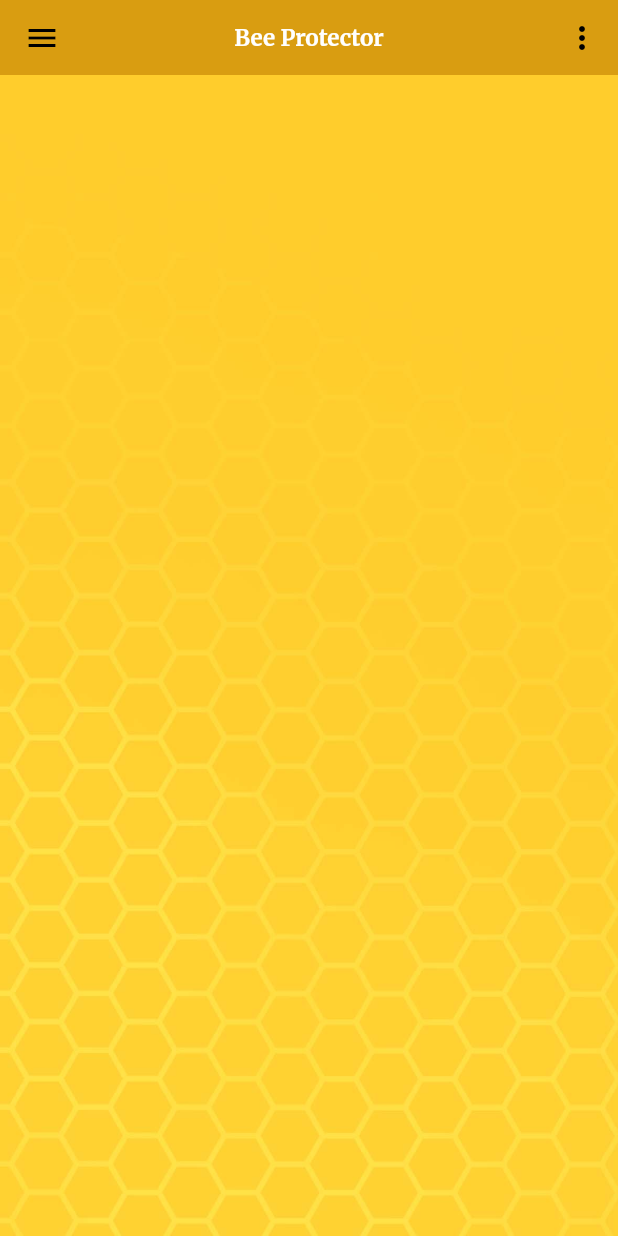
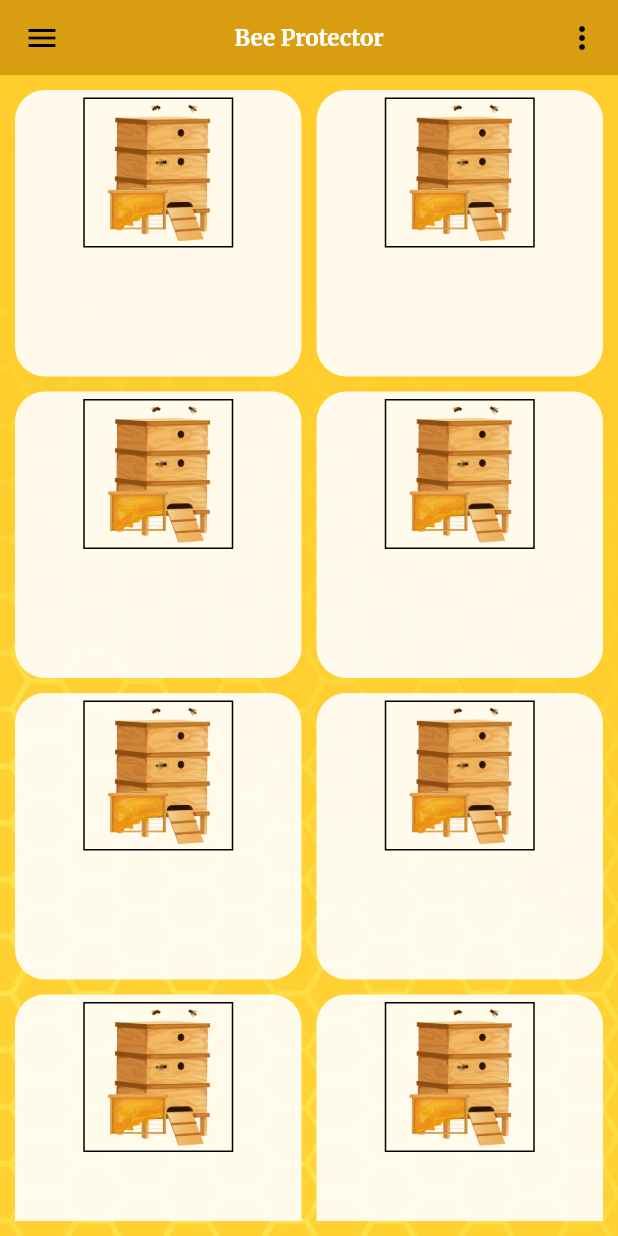
Before and after one commit to nadeeshapathiraja/bee_manage, a Flutter app: the MainScren screen opened directly, on a phone screen of 412 x 824 dp. Run offline on Flutter 3.47's test engine with Material 3 defaults, Android fonts, the phone set to English and light mode, and no system bars; our stand-ins replace animate_do, flutter_spinkit, google_fonts, logger, skeletons, smooth_page_indicator.

Commit message:
project add part

```diff
--- a/lib/pages/main_pages/home_page/home_page.dart
+++ b/lib/pages/main_pages/home_page/home_page.dart
@@ -1,3 +1,4 @@
+import 'package:beetracker/utils/colors.dart';
 import 'package:flutter/material.dart';
 
 class HomeScreen extends StatefulWidget {
@@ -11,10 +12,45 @@ class _HomeScreenState extends State<HomeScreen> {
   @override
   Widget build(BuildContext context) {
     final size = MediaQuery.of(context).size;
-    return Column(
-      children: [
-        Container(),
-      ],
+    return Padding(
+      padding: const EdgeInsets.all(10),
+      child: OrientationBuilder(
+        builder: (context, orientation) {
+          return GridView.builder(
+            itemCount: 15,
+            gridDelegate: SliverGridDelegateWithFixedCrossAxisCount(
+              crossAxisCount: orientation == Orientation.portrait ? 2 : 3,
+              crossAxisSpacing: 10,
+              mainAxisSpacing: 10,
+            ),
+            itemBuilder: (BuildContext context, int index) {
+              return Container(
+                decoration: BoxDecoration(
+                  color: kWhite.withOpacity(0.9),
+                  borderRadius: BorderRadius.circular(20),
+                ),
+                child: Column(
+                  children: [
+                    Padding(
+                      padding: const EdgeInsets.all(5),
+                      child: Container(
+                        decoration: BoxDecoration(
+                          border: Border.all(),
+                        ),
+                        width: 100,
+                        height: 100,
+                        child: Image.asset(
+                          'assets/images/hive.png',
+                        ),
+                      ),
+                    ),
+                  ],
+                ),
+              );
+            },
+          );
+        },
+      ),
     );
   }
 }
```
Also changed, not shown: assets/images/hive.png (added).
